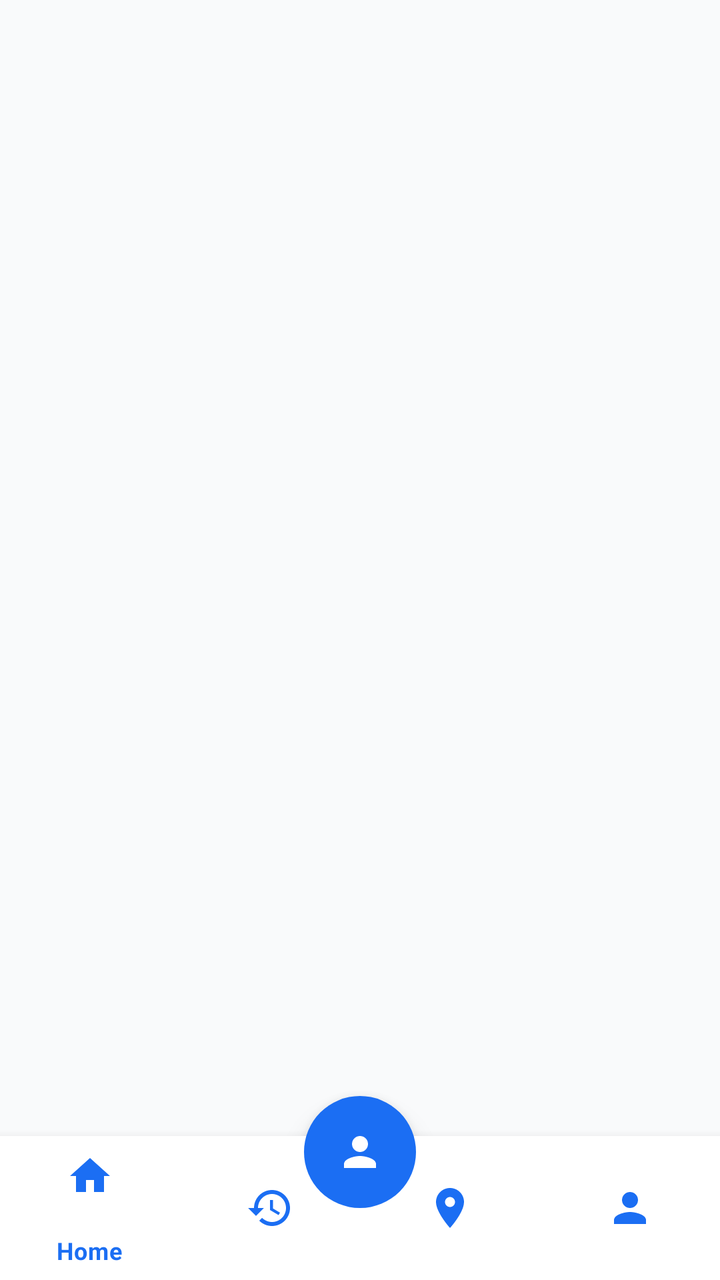
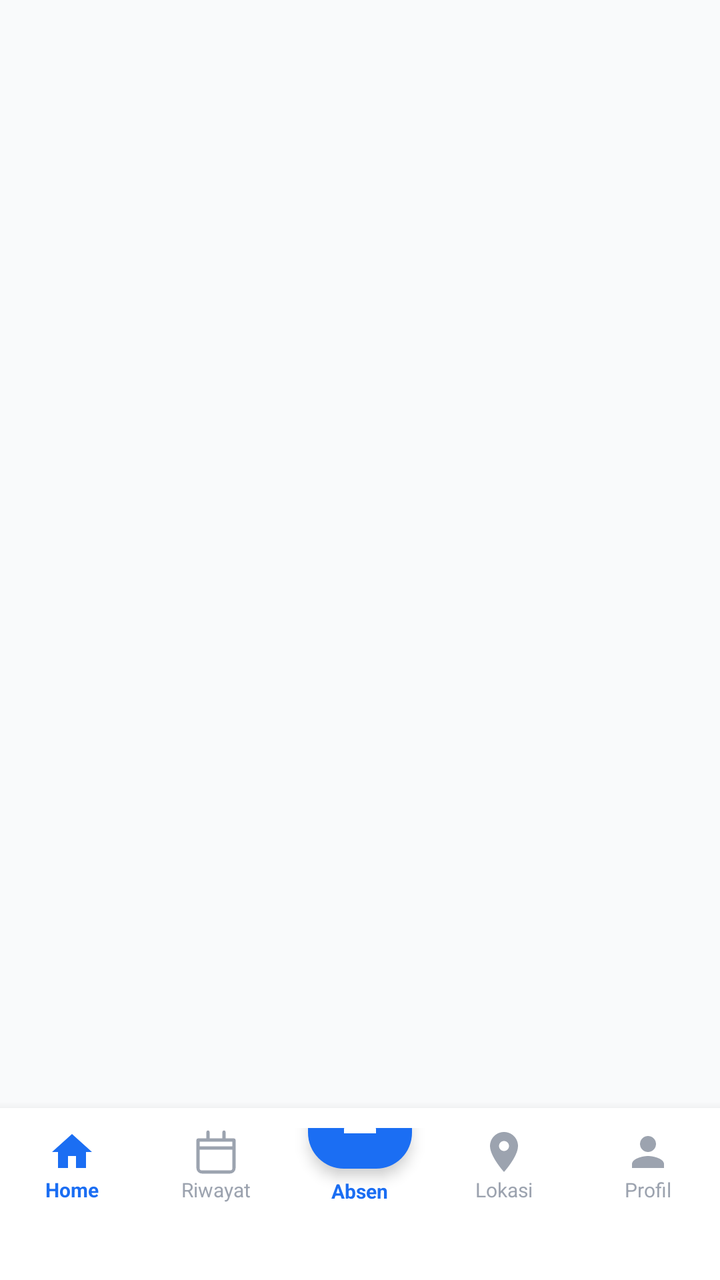

Compare the two renders of this Android layout. The source of the first and the diff that turns it into the second are given below.
<!-- AndroidManifest.xml: activity theme Theme.Absensi -->
<!-- res/layout/activity_main.xml -->
<?xml version="1.0" encoding="utf-8"?>
<androidx.constraintlayout.widget.ConstraintLayout
    xmlns:android="http://schemas.android.com/apk/res/android"
    xmlns:app="http://schemas.android.com/apk/res-auto"
    android:layout_width="match_parent"
    android:layout_height="match_parent"
    android:background="#F9FAFB">

    <FrameLayout
        android:id="@+id/fragment_container"
        android:layout_width="match_parent"
        android:layout_height="0dp"
        app:layout_constraintTop_toTopOf="parent"
        app:layout_constraintBottom_toTopOf="@id/bottom_navigation" />

    <com.google.android.material.bottomnavigation.BottomNavigationView
        android:id="@+id/bottom_navigation"
        android:layout_width="match_parent"
        android:layout_height="72dp"
        android:background="#FFFFFF"
        app:itemIconTint="#1B6EF3"
        app:itemTextColor="#1B6EF3"
        app:layout_constraintBottom_toBottomOf="parent"
        app:menu="@menu/bottom_nav_menu" />

    <com.google.android.material.floatingactionbutton.FloatingActionButton
        android:id="@+id/fab_absen"
        android:layout_width="wrap_content"
        android:layout_height="wrap_content"
        android:layout_marginBottom="36dp"
        android:backgroundTint="#1B6EF3"
        android:contentDescription="Absen"
        app:borderWidth="0dp"
        app:elevation="8dp"
        app:layout_constraintBottom_toBottomOf="parent"
        app:layout_constraintEnd_toEndOf="parent"
        app:layout_constraintStart_toStartOf="parent"
        app:srcCompat="@drawable/ic_scan"
        app:tint="#FFFFFF" />

</androidx.constraintlayout.widget.ConstraintLayout>
<!-- resources referenced by this layout -->
<resources>
  <!-- drawable ic_scan (drawable) -->
  <vector xmlns:android="http://schemas.android.com/apk/res/android"
      android:width="24dp"
      android:height="24dp"
      android:viewportWidth="24"
      android:viewportHeight="24">
      <path
          android:fillColor="#FFFFFF"
          android:pathData="M12,12c2.21,0 4,-1.79 4,-4s-1.79,-4 -4,-4 -4,1.79 -4,4 1.79,4 4,4zm0,2c-2.67,0 -8,1.34 -8,4v2h16v-2c0,-2.66 -5.33,-4 -8,-4z" />
  </vector>
  <style name="Theme.Absensi" parent="Base.Theme.Absensi" />
  <style name="Base.Theme.Absensi" parent="Theme.MaterialComponents.DayNight.NoActionBar">
          
          <item name="colorPrimary">@color/blue</item>
          <item name="colorPrimaryVariant">@color/blue_dark</item>
          <item name="colorOnPrimary">@color/white</item>
          
          <item name="colorSecondary">@color/green</item>
          <item name="colorSecondaryVariant">@color/green_light</item>
          <item name="colorOnSecondary">@color/white</item>
          
          <item name="android:statusBarColor">@color/blue</item>
          
          <item name="android:windowBackground">@color/gray_50</item>
      </style>
  <color name="blue">#1B6EF3</color>
  <color name="blue_dark">#0D47A1</color>
  <color name="white">#FFFFFFFF</color>
  <color name="green">#22C55E</color>
  <color name="green_light">#DCFCE7</color>
  <color name="gray_50">#F9FAFB</color>
</resources>

<!-- the commit's change to res/layout/activity_main.xml (unified diff, before → after) -->
@@ -1,41 +1,177 @@
 <?xml version="1.0" encoding="utf-8"?>
-<androidx.constraintlayout.widget.ConstraintLayout
-    xmlns:android="http://schemas.android.com/apk/res/android"
+<androidx.constraintlayout.widget.ConstraintLayout xmlns:android="http://schemas.android.com/apk/res/android"
     xmlns:app="http://schemas.android.com/apk/res-auto"
+    xmlns:tools="http://schemas.android.com/tools"
     android:layout_width="match_parent"
     android:layout_height="match_parent"
-    android:background="#F9FAFB">
+    android:background="@color/gray_50"
+    tools:context=".MainActivity">
 
     <FrameLayout
         android:id="@+id/fragment_container"
         android:layout_width="match_parent"
         android:layout_height="0dp"
-        app:layout_constraintTop_toTopOf="parent"
-        app:layout_constraintBottom_toTopOf="@id/bottom_navigation" />
+        app:layout_constraintBottom_toTopOf="@+id/bottom_nav"
+        app:layout_constraintTop_toTopOf="parent" />
 
-    <com.google.android.material.bottomnavigation.BottomNavigationView
-        android:id="@+id/bottom_navigation"
+    <LinearLayout
+        android:id="@+id/bottom_nav"
         android:layout_width="match_parent"
-        android:layout_height="72dp"
-        android:background="#FFFFFF"
-        app:itemIconTint="#1B6EF3"
-        app:itemTextColor="#1B6EF3"
-        app:layout_constraintBottom_toBottomOf="parent"
-        app:menu="@menu/bottom_nav_menu" />
+        android:layout_height="wrap_content"
+        android:background="@color/white"
+        android:elevation="8dp"
+        android:orientation="horizontal"
+        android:paddingTop="10dp"
+        android:paddingBottom="24dp"
+        app:layout_constraintBottom_toBottomOf="parent">
 
-    <com.google.android.material.floatingactionbutton.FloatingActionButton
-        android:id="@+id/fab_absen"
-        android:layout_width="wrap_content"
-        android:layout_height="wrap_content"
-        android:layout_marginBottom="36dp"
-        android:backgroundTint="#1B6EF3"
-        android:contentDescription="Absen"
-        app:borderWidth="0dp"
-        app:elevation="8dp"
-        app:layout_constraintBottom_toBottomOf="parent"
-        app:layout_constraintEnd_toEndOf="parent"
-        app:layout_constraintStart_toStartOf="parent"
-        app:srcCompat="@drawable/ic_scan"
-        app:tint="#FFFFFF" />
+        <LinearLayout
+            android:id="@+id/nav_home"
+            android:layout_width="0dp"
+            android:layout_height="wrap_content"
+            android:layout_weight="1"
+            android:gravity="center"
+            android:orientation="vertical"
+            android:clickable="true"
+            android:focusable="true">
+
+            <ImageView
+                android:id="@+id/ic_nav_home"
+                android:layout_width="24dp"
+                android:layout_height="24dp"
+                android:src="@drawable/ic_home"
+                android:contentDescription="Home"
+                app:tint="@color/blue" />
+
+            <TextView
+                android:id="@+id/tv_nav_home"
+                android:layout_width="wrap_content"
+                android:layout_height="wrap_content"
+                android:text="Home"
+                android:textColor="@color/blue"
+                android:textSize="10sp"
+                android:textStyle="bold" />
+        </LinearLayout>
+
+        <LinearLayout
+            android:id="@+id/nav_riwayat"
+            android:layout_width="0dp"
+            android:layout_height="wrap_content"
+            android:layout_weight="1"
+            android:gravity="center"
+            android:orientation="vertical"
+            android:clickable="true"
+            android:focusable="true">
+
+            <ImageView
+                android:id="@+id/ic_nav_riwayat"
+                android:layout_width="24dp"
+                android:layout_height="24dp"
+                android:src="@drawable/ic_history_nav"
+                android:contentDescription="Riwayat"
+                app:tint="@color/gray_400" />
+
+            <TextView
+                android:id="@+id/tv_nav_riwayat"
+                android:layout_width="wrap_content"
+                android:layout_height="wrap_content"
+                android:text="Riwayat"
+                android:textColor="@color/gray_400"
+                android:textSize="10sp" />
+        </LinearLayout>
+
+        <LinearLayout
+            android:id="@+id/nav_absen"
+            android:layout_width="0dp"
+            android:layout_height="wrap_content"
+            android:layout_weight="1"
+            android:gravity="center"
+            android:orientation="vertical"
+            android:clickable="true"
+            android:focusable="true">
+
+            <View
+                android:id="@+id/nav_fab"
+                android:layout_width="52dp"
+                android:layout_height="52dp"
+                android:layout_marginTop="-32dp"
+                android:background="@drawable/bg_nav_fab"
+                android:elevation="4dp" />
+
+            <ImageView
+                android:id="@+id/ic_nav_absen"
+                android:layout_width="24dp"
+                android:layout_height="24dp"
+                android:layout_marginTop="-38dp"
+                android:elevation="5dp"
+                android:src="@drawable/ic_scan"
+                android:contentDescription="Absen"
+                app:tint="@color/white" />
+
+            <TextView
+                android:layout_width="wrap_content"
+                android:layout_height="wrap_content"
+                android:layout_marginTop="18dp"
+                android:text="Absen"
+                android:textColor="@color/blue"
+                android:textSize="10sp"
+                android:textStyle="bold" />
+        </LinearLayout>
+
+        <LinearLayout
+            android:id="@+id/nav_lokasi"
+            android:layout_width="0dp"
+            android:layout_height="wrap_content"
+            android:layout_weight="1"
+            android:gravity="center"
+            android:orientation="vertical"
+            android:clickable="true"
+            android:focusable="true">
+
+            <ImageView
+                android:id="@+id/ic_nav_lokasi"
+                android:layout_width="24dp"
+                android:layout_height="24dp"
+                android:src="@drawable/ic_location"
+                android:contentDescription="Lokasi"
+                app:tint="@color/gray_400" />
+
+            <TextView
+                android:id="@+id/tv_nav_lokasi"
+                android:layout_width="wrap_content"
+                android:layout_height="wrap_content"
+                android:text="Lokasi"
+                android:textColor="@color/gray_400"
+                android:textSize="10sp" />
+        </LinearLayout>
+
+        <LinearLayout
+            android:id="@+id/nav_profil"
+            android:layout_width="0dp"
+            android:layout_height="wrap_content"
+            android:layout_weight="1"
+            android:gravity="center"
+            android:orientation="vertical"
+            android:clickable="true"
+            android:focusable="true">
+
+            <ImageView
+                android:id="@+id/ic_nav_profil"
+                android:layout_width="24dp"
+                android:layout_height="24dp"
+                android:src="@drawable/ic_profile"
+                android:contentDescription="Profil"
+                app:tint="@color/gray_400" />
+
+            <TextView
+                android:id="@+id/tv_nav_profil"
+                android:layout_width="wrap_content"
+                android:layout_height="wrap_content"
+                android:text="Profil"
+                android:textColor="@color/gray_400"
+                android:textSize="10sp" />
+        </LinearLayout>
+
+    </LinearLayout>
 
 </androidx.constraintlayout.widget.ConstraintLayout>
<!-- resource entries referenced after the edit -->
@@ -26,9 +26,60 @@
           <item name="android:windowBackground">@color/gray_50</item>
       </style>
   <color name="blue">#1B6EF3</color>
+  <color name="gray_400">#9CA3AF</color>
   <color name="blue_dark">#0D47A1</color>
   <color name="white">#FFFFFFFF</color>
+  <!-- drawable bg_nav_fab (drawable) -->
+  <?xml version="1.0" encoding="utf-8"?>
+  <shape xmlns:android="http://schemas.android.com/apk/res/android">
+      <solid android:color="@color/blue" />
+      <corners android:radius="18dp" />
+  </shape>
+  <!-- drawable ic_history_nav (drawable) -->
+  <vector xmlns:android="http://schemas.android.com/apk/res/android"
+      android:width="24dp"
+      android:height="24dp"
+      android:viewportWidth="24"
+      android:viewportHeight="24">
+      <path
+          android:strokeColor="#9CA3AF"
+          android:strokeWidth="1.6"
+          android:strokeLineCap="round"
+          android:strokeLineJoin="round"
+          android:pathData="M3,6h18v14a2,2 0,0 1,-2 2H5a2,2 0,0 1,-2 -2V6z M16,2v4 M8,2v4 M3,10h18" />
+  </vector>
+  <!-- drawable ic_home (drawable) -->
+  <vector xmlns:android="http://schemas.android.com/apk/res/android"
+      android:width="24dp"
+      android:height="24dp"
+      android:viewportWidth="24"
+      android:viewportHeight="24">
+      <path
+          android:fillColor="@color/blue"
+          android:pathData="M10,20v-6h4v6h5v-8h3L12,3 2,12h3v8z" />
+  </vector>
+  <!-- drawable ic_location (drawable) -->
+  <vector xmlns:android="http://schemas.android.com/apk/res/android"
+      android:width="24dp"
+      android:height="24dp"
+      android:viewportWidth="24"
+      android:viewportHeight="24">
+      <path
+          android:fillColor="@color/green"
+          android:pathData="M12,2C8.13,2 5,5.13 5,9c0,5.25 7,13 7,13s7,-7.75 7,-13c0,-3.87 -3.13,-7 -7,-7zm0,9.5c-1.38,0 -2.5,-1.12 -2.5,-2.5s1.12,-2.5 2.5,-2.5 2.5,1.12 2.5,2.5 -1.12,2.5 -2.5,2.5z" />
+  </vector>
+  <!-- drawable ic_profile (drawable) -->
+  <vector xmlns:android="http://schemas.android.com/apk/res/android"
+      android:width="24dp"
+      android:height="24dp"
+      android:viewportWidth="24"
+      android:viewportHeight="24">
+      <path
+          android:fillColor="@color/red"
+          android:pathData="M12,12c2.21,0 4,-1.79 4,-4s-1.79,-4 -4,-4 -4,1.79 -4,4 1.79,4 4,4zm0,2c-2.67,0 -8,1.34 -8,4v2h16v-2c0,-2.66 -5.33,-4 -8,-4z" />
+  </vector>
   <color name="green">#22C55E</color>
+  <color name="red">#EF4444</color>
   <color name="green_light">#DCFCE7</color>
   <color name="gray_50">#F9FAFB</color>
 </resources>
